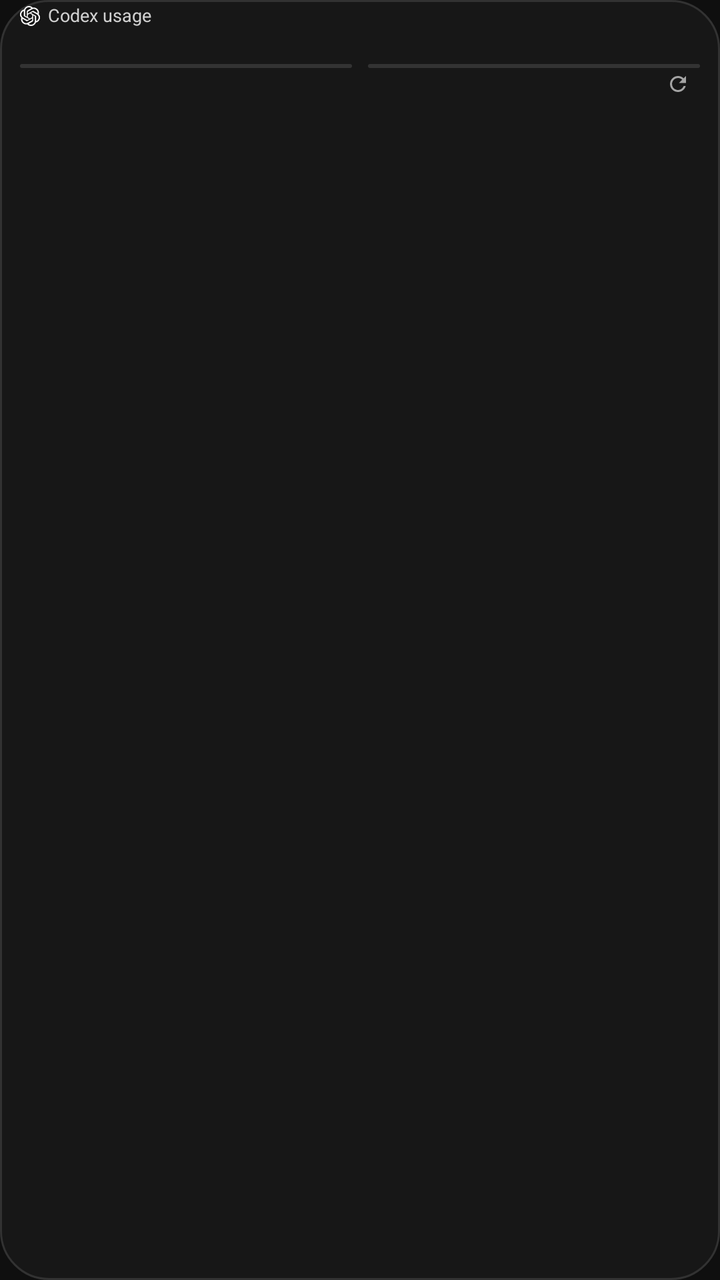
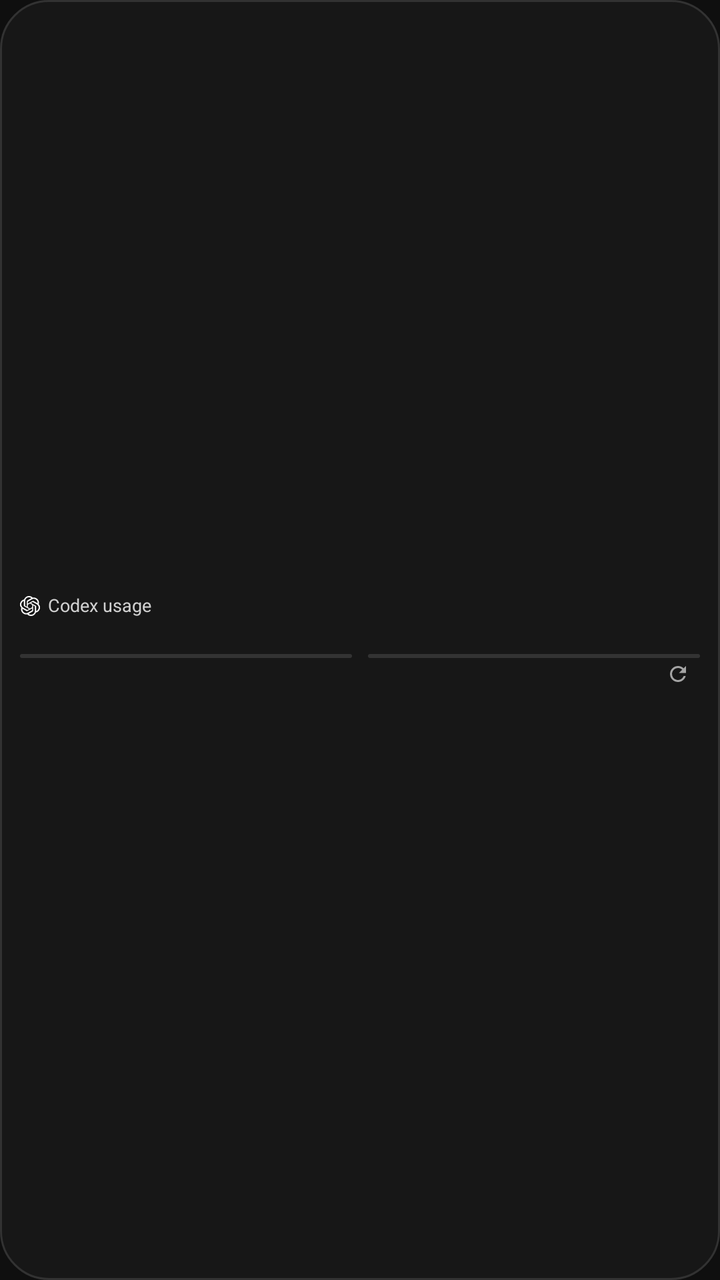

An Android layout rendered at two revisions. The XML below is the earlier revision; the diff shows what the commit changed to produce the second picture.
<!-- AndroidManifest.xml: application theme AppTheme -->
<!-- res/layout/usage_widget_dual_compact.xml -->
<?xml version="1.0" ?>
<LinearLayout xmlns:android="http://schemas.android.com/apk/res/android" android:id="@+id/widget_body" android:layout_width="match_parent" android:layout_height="match_parent" android:orientation="vertical" android:paddingStart="10dp" android:paddingEnd="10dp" android:paddingTop="2dp" android:paddingBottom="2dp" android:background="@drawable/widget_background">
    <LinearLayout android:layout_width="match_parent" android:layout_height="12dp" android:orientation="horizontal" android:gravity="center_vertical">
        <ImageView android:layout_width="10dp" android:layout_height="10dp" android:src="@drawable/ic_openai" android:importantForAccessibility="no"/>
        <TextView android:layout_width="wrap_content" android:layout_height="match_parent" android:layout_marginStart="4dp" android:text="Codex usage" android:textSize="9sp" android:textColor="#D0D0D0" android:gravity="center_vertical" android:includeFontPadding="false"/>
    </LinearLayout>
    <LinearLayout android:layout_width="match_parent" android:layout_height="18dp" android:layout_marginTop="2dp" android:orientation="horizontal">
        <LinearLayout android:layout_width="0dp" android:layout_weight="1" android:layout_height="match_parent" android:layout_marginEnd="4dp" android:orientation="vertical">
            <LinearLayout android:layout_width="match_parent" android:layout_height="14dp" android:orientation="horizontal">
                <TextView android:id="@+id/widget_limit_label" android:layout_width="0dp" android:layout_weight="1" android:layout_height="match_parent" android:text="" android:textSize="9sp" android:textColor="#D0D0D0" android:gravity="center_vertical" android:includeFontPadding="false" android:maxLines="1" android:ellipsize="end"/>
                <TextView android:id="@+id/widget_percent" android:layout_width="wrap_content" android:layout_height="match_parent" android:text="" android:textSize="11sp" android:textColor="#D0D0D0" android:gravity="end|center_vertical" android:includeFontPadding="false" android:maxLines="1" android:ellipsize="end"/>
            </LinearLayout>
            <ProgressBar android:id="@+id/widget_progress" style="?android:attr/progressBarStyleHorizontal" android:layout_width="match_parent" android:layout_height="2dp" android:layout_marginTop="2dp" android:progressDrawable="@drawable/quota_progress" android:max="1000"/>
        </LinearLayout>
        <LinearLayout android:layout_width="0dp" android:layout_weight="1" android:layout_height="match_parent" android:layout_marginStart="4dp" android:orientation="vertical">
            <LinearLayout android:layout_width="match_parent" android:layout_height="14dp" android:orientation="horizontal">
                <TextView android:id="@+id/widget_second_label" android:layout_width="0dp" android:layout_weight="1" android:layout_height="match_parent" android:text="" android:textSize="9sp" android:textColor="#D0D0D0" android:gravity="center_vertical" android:includeFontPadding="false" android:maxLines="1" android:ellipsize="end"/>
                <TextView android:id="@+id/widget_second_percent" android:layout_width="wrap_content" android:layout_height="match_parent" android:text="" android:textSize="11sp" android:textColor="#D0D0D0" android:gravity="end|center_vertical" android:includeFontPadding="false" android:maxLines="1" android:ellipsize="end"/>
            </LinearLayout>
            <ProgressBar android:id="@+id/widget_second_progress" style="?android:attr/progressBarStyleHorizontal" android:layout_width="match_parent" android:layout_height="2dp" android:layout_marginTop="2dp" android:progressDrawable="@drawable/quota_progress" android:max="1000"/>
        </LinearLayout>
    </LinearLayout>
    <LinearLayout android:layout_width="match_parent" android:layout_height="12dp" android:layout_marginTop="2dp" android:orientation="horizontal" android:gravity="center_vertical">
        <TextView android:id="@+id/widget_resets" android:layout_width="wrap_content" android:layout_height="match_parent" android:gravity="center_vertical" android:textSize="9sp" android:textColor="#A6A6A6" android:includeFontPadding="false" android:visibility="gone"/>
        <TextView android:id="@+id/widget_updated" android:layout_width="0dp" android:layout_weight="1" android:layout_height="match_parent" android:layout_marginStart="4dp" android:layout_marginEnd="4dp" android:gravity="end|center_vertical" android:textSize="9sp" android:textColor="#A6A6A6" android:includeFontPadding="false" android:maxLines="1" android:ellipsize="end"/>
        <ImageView android:id="@+id/widget_refresh" android:layout_width="22dp" android:layout_height="match_parent" android:padding="0dp" android:src="@drawable/ic_refresh" android:contentDescription="Refresh usage" android:alpha="0.65" android:background="?android:attr/selectableItemBackgroundBorderless"/>
    </LinearLayout>
</LinearLayout>
<!-- resources referenced by this layout -->
<resources>
  <!-- drawable ic_openai: vector/xml drawable (drawable, 2102 chars, omitted) -->
  <!-- drawable ic_refresh (drawable) -->
  <vector xmlns:android="http://schemas.android.com/apk/res/android" android:width="24dp" android:height="24dp" android:viewportWidth="24" android:viewportHeight="24">
      <path android:fillColor="#F1F1F1" android:pathData="M17.65,6.35A7.95,7.95 0,0 0,12 4C7.58,4 4,7.58 4,12s3.58,8 8,8c3.73,0 6.84,-2.55 7.73,-6h-2.08A6,6 0,1 1,12 6c1.66,0 3.14,0.69 4.22,1.78L13,11h7V4z"/>
  </vector>
  <!-- drawable quota_progress (drawable) -->
  <layer-list xmlns:android="http://schemas.android.com/apk/res/android">
      <item android:id="@android:id/background">
          <shape><solid android:color="#333333"/><corners android:radius="3dp"/></shape>
      </item>
      <item android:id="@android:id/progress">
          <clip><shape><solid android:color="#F1F1F1"/><corners android:radius="3dp"/></shape></clip>
      </item>
  </layer-list>
  <!-- drawable widget_background (drawable) -->
  <shape xmlns:android="http://schemas.android.com/apk/res/android">
      <solid android:color="#171717"/>
      <corners android:radius="24dp"/>
      <stroke android:width="1dp" android:color="#323232"/>
  </shape>
  <style name="AppTheme" parent="android:style/Theme.Material.NoActionBar">
          <item name="android:colorAccent">#F1F1F1</item>
          <item name="android:colorBackground">#0F0F0F</item>
          <item name="android:colorBackgroundFloating">#171717</item>
          <item name="android:windowBackground">#0F0F0F</item>
          <item name="android:textColorPrimary">#F1F1F1</item>
          <item name="android:textColorSecondary">#A6A6A6</item>
          <item name="android:colorControlHighlight">#33555555</item>
          <item name="android:popupMenuStyle">@style/UsagePopupMenu</item>
      </style>
  <style name="UsagePopupMenu" parent="android:style/Widget.Material.PopupMenu">
          <item name="android:popupBackground">@drawable/menu_background</item>
          <item name="android:popupElevation">8dp</item>
      </style>
  <!-- drawable menu_background (drawable) -->
  <shape xmlns:android="http://schemas.android.com/apk/res/android" android:shape="rectangle">
      <solid android:color="#171717"/>
      <stroke android:width="1dp" android:color="#303030"/>
      <corners android:radius="16dp"/>
      <padding android:top="8dp" android:bottom="8dp"/>
  </shape>
</resources>

<!-- the commit's change to res/layout/usage_widget_dual_compact.xml (unified diff, before → after) -->
@@ -1,5 +1,5 @@
 <?xml version="1.0" ?>
-<LinearLayout xmlns:android="http://schemas.android.com/apk/res/android" android:id="@+id/widget_body" android:layout_width="match_parent" android:layout_height="match_parent" android:orientation="vertical" android:paddingStart="10dp" android:paddingEnd="10dp" android:paddingTop="2dp" android:paddingBottom="2dp" android:background="@drawable/widget_background">
+<LinearLayout xmlns:android="http://schemas.android.com/apk/res/android" android:id="@+id/widget_body" android:layout_width="match_parent" android:layout_height="match_parent" android:orientation="vertical" android:gravity="center_vertical" android:paddingStart="10dp" android:paddingEnd="10dp" android:paddingTop="2dp" android:paddingBottom="2dp" android:background="@drawable/widget_background">
     <LinearLayout android:layout_width="match_parent" android:layout_height="12dp" android:orientation="horizontal" android:gravity="center_vertical">
         <ImageView android:layout_width="10dp" android:layout_height="10dp" android:src="@drawable/ic_openai" android:importantForAccessibility="no"/>
         <TextView android:layout_width="wrap_content" android:layout_height="match_parent" android:layout_marginStart="4dp" android:text="Codex usage" android:textSize="9sp" android:textColor="#D0D0D0" android:gravity="center_vertical" android:includeFontPadding="false"/>
